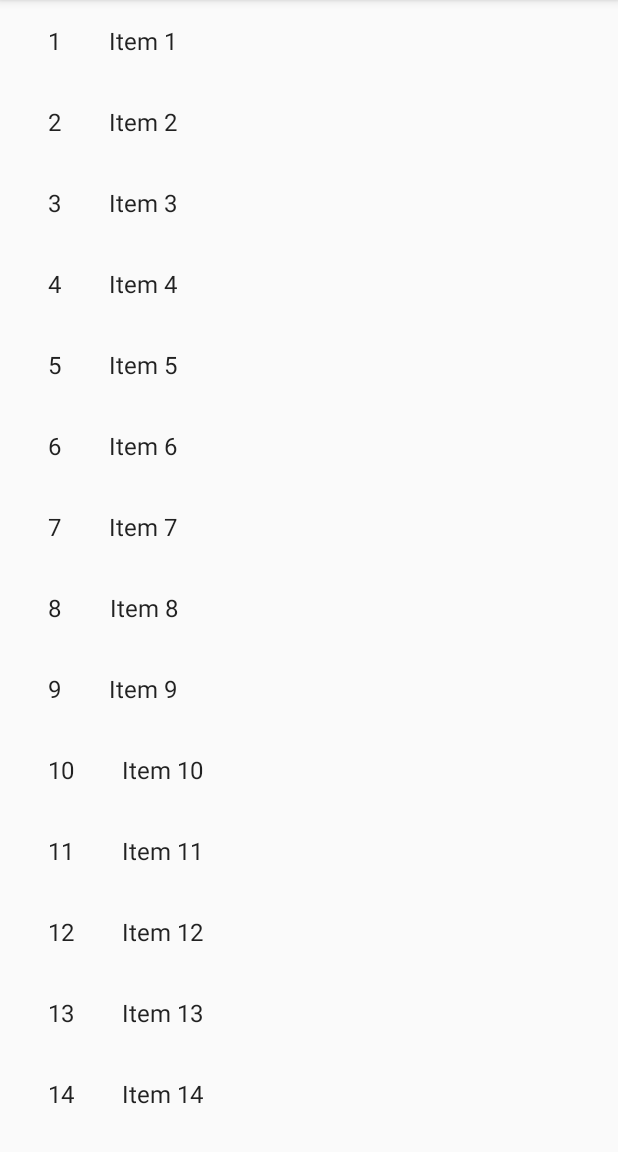
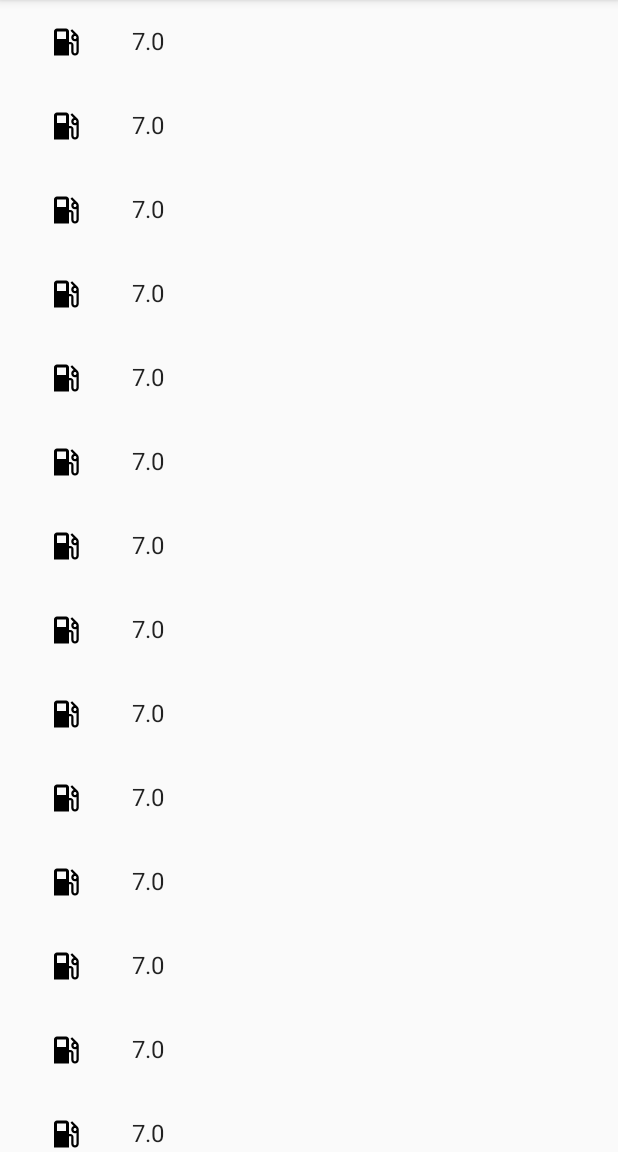
Before and after one commit to NotHamlet/Shannon-sGasTracker, an Android app: the screen it shows after launch (MainActivity), on a phone screen of 412 x 824 dp, the part 84-1236 px from its top. Run offline under Robolectric (Android 15) with nearby library versions, the light colour scheme and no system bars.

Commit message:
Added GasEntry class and some basic formatting for GasEntry views
Also updated DummyContent to provide a list of dummy GasEntries for UI
testing

```diff
--- /dev/null
+++ b/app/src/main/java/edu/auburn/eng/csse/comp3710/idklol/shannonsgastracker/GasEntry.java
@@ -0,0 +1,58 @@
+package edu.auburn.eng.csse.comp3710.idklol.shannonsgastracker;
+
+import java.util.Date;
+import java.util.Random;
+import java.util.UUID;
+
+/**
+ * Created by stephen on 4/27/16.
+ */
+public class GasEntry implements LogEntry {
+
+    private Date mDate = new Date();
+    private double mGallons;
+    private double mPrice;
+    String id = UUID.randomUUID().toString();
+
+        public GasEntry() {
+        mGallons = 0;
+        mPrice = 0;
+    }
+
+    public static GasEntry randomEntry() {
+        GasEntry newEntry = new GasEntry();
+        Random rand = new Random();
+        newEntry.mPrice = ((double)(50+rand.nextInt(200)))/100;
+        newEntry.mGallons = (1+rand.nextInt(149))/10;
+        return newEntry;
+    }
+
+    public Date getDate() {
+        return mDate;
+    }
+
+    public void setDate(Date date) {
+        mDate = date;
+    }
+
+    public double getPrice() {
+        return mPrice;
+    }
+
+    public void setPrice(double price) {
+        mPrice = price;
+    }
+
+    public double getGallons() {
+        return mGallons;
+    }
+
+    public void setGallons(double gallons) {
+        mGallons = gallons;
+    }
+
+    @Override
+    public String getID() {
+        return id;
+    }
+}
--- /dev/null
+++ b/app/src/main/java/edu/auburn/eng/csse/comp3710/idklol/shannonsgastracker/LogEntry.java
@@ -0,0 +1,12 @@
+package edu.auburn.eng.csse.comp3710.idklol.shannonsgastracker;
+
+/**
+ * Created by stephen on 4/27/16.
+ */
+
+/**
+ * Marker Interface indicating status as a Service Log Entry
+ */
+public interface LogEntry {
+    String getID();
+}
--- a/app/src/main/java/edu/auburn/eng/csse/comp3710/idklol/shannonsgastracker/MainActivity.java
+++ b/app/src/main/java/edu/auburn/eng/csse/comp3710/idklol/shannonsgastracker/MainActivity.java
@@ -28,11 +28,11 @@ public class MainActivity extends AppCompatActivity implements ServiceEntryListF
     public boolean onCreateOptionsMenu(Menu menu) {
         MenuInflater inflater = getMenuInflater();
         inflater.inflate(R.menu.main, menu);
-        return super.onCreateOptionsMenu(menu);
+        return true;
     }
 
     @Override
-    public void onListFragmentInteraction(DummyContent.DummyItem item) {
+    public void onListFragmentInteraction(LogEntry item) {
         // Do nothing
     }
 }
--- a/app/src/main/java/edu/auburn/eng/csse/comp3710/idklol/shannonsgastracker/ServiceEntryListFragment.java
+++ b/app/src/main/java/edu/auburn/eng/csse/comp3710/idklol/shannonsgastracker/ServiceEntryListFragment.java
@@ -41,6 +41,7 @@ public class ServiceEntryListFragment extends Fragment {
     public static ServiceEntryListFragment newInstance() {
         ServiceEntryListFragment fragment = new ServiceEntryListFragment();
         Bundle args = new Bundle();
+        args.putInt(ARG_COLUMN_COUNT,1);
         fragment.setArguments(args);
         return fragment;
     }
@@ -103,6 +104,6 @@ public class ServiceEntryListFragment extends Fragment {
      */
     public interface OnListFragmentInteractionListener {
         // TODO: Update argument type and name
-        void onListFragmentInteraction(DummyItem item);
+        void onListFragmentInteraction(LogEntry item);
     }
 }
--- a/app/src/main/java/edu/auburn/eng/csse/comp3710/idklol/shannonsgastracker/ServiceEntryRecyclerViewAdapter.java
+++ b/app/src/main/java/edu/auburn/eng/csse/comp3710/idklol/shannonsgastracker/ServiceEntryRecyclerViewAdapter.java
@@ -18,26 +18,51 @@ import java.util.List;
  */
 public class ServiceEntryRecyclerViewAdapter extends RecyclerView.Adapter<ServiceEntryRecyclerViewAdapter.ViewHolder> {
 
-    private final List<DummyItem> mValues;
+    private static final int GAS_ENTRY_VIEWTYPE = 1;
+    private final List<LogEntry> mValues;
     private final OnListFragmentInteractionListener mListener;
 
-    public ServiceEntryRecyclerViewAdapter(List<DummyItem> items, OnListFragmentInteractionListener listener) {
+    public ServiceEntryRecyclerViewAdapter(List<LogEntry> items, OnListFragmentInteractionListener listener) {
         mValues = items;
         mListener = listener;
     }
 
     @Override
+    public int getItemViewType(int position) {
+        if (mValues.get(position) instanceof  GasEntry) {
+            return GAS_ENTRY_VIEWTYPE;
+        }
+
+        return super.getItemViewType(position);
+    }
+
+    @Override
     public ViewHolder onCreateViewHolder(ViewGroup parent, int viewType) {
-        View view = LayoutInflater.from(parent.getContext())
-                .inflate(R.layout.fragment_serviceentry, parent, false);
-        return new ViewHolder(view);
+        View view;
+        switch (viewType) {
+            case GAS_ENTRY_VIEWTYPE:
+                view = LayoutInflater.from(parent.getContext()).
+                        inflate(R.layout.fragment_gasentry, parent, false);
+                return new ViewHolder(view);
+            default:
+                view = LayoutInflater.from(parent.getContext())
+                        .inflate(R.layout.fragment_serviceentry, parent, false);
+                return new ViewHolder(view);
+
+        }
     }
 
     @Override
     public void onBindViewHolder(final ViewHolder holder, int position) {
         holder.mItem = mValues.get(position);
-        holder.mIdView.setText(mValues.get(position).id);
-        holder.mContentView.setText(mValues.get(position).content);
+        View holderView = holder.mView;
+        int viewType = getItemViewType(position);
+        switch (viewType) {
+            case GAS_ENTRY_VIEWTYPE:
+                GasEntry gasEntry = (GasEntry)(holder.mItem);
+                ((TextView)(holderView.findViewById(R.id.content))).setText(String.valueOf(gasEntry.getGallons()));
+                break;
+        }
 
         holder.mView.setOnClickListener(new View.OnClickListener() {
             @Override
@@ -58,20 +83,16 @@ public class ServiceEntryRecyclerViewAdapter extends RecyclerView.Adapter<Servic
 
     public class ViewHolder extends RecyclerView.ViewHolder {
         public final View mView;
-        public final TextView mIdView;
-        public final TextView mContentView;
-        public DummyItem mItem;
+        public LogEntry mItem;
 
         public ViewHolder(View view) {
             super(view);
             mView = view;
-            mIdView = (TextView) view.findViewById(R.id.id);
-            mContentView = (TextView) view.findViewById(R.id.content);
         }
 
         @Override
         public String toString() {
-            return super.toString() + " '" + mContentView.getText() + "'";
+            return super.toString() + " '" + mItem.toString() + "'";
         }
     }
 }
--- a/app/src/main/java/edu/auburn/eng/csse/comp3710/idklol/shannonsgastracker/dummy/DummyContent.java
+++ b/app/src/main/java/edu/auburn/eng/csse/comp3710/idklol/shannonsgastracker/dummy/DummyContent.java
@@ -4,6 +4,9 @@ import java.util.ArrayList;
 import java.util.HashMap;
 import java.util.List;
 import java.util.Map;
+
+import edu.auburn.eng.csse.comp3710.idklol.shannonsgastracker.GasEntry;
+import edu.auburn.eng.csse.comp3710.idklol.shannonsgastracker.LogEntry;
 
 /**
  * Helper class for providing sample content for user interfaces created by
@@ -16,25 +19,25 @@ public class DummyContent {
     /**
      * An array of sample (dummy) items.
      */
-    public static final List<DummyItem> ITEMS = new ArrayList<DummyItem>();
+    public static final List<LogEntry> ITEMS = new ArrayList<>();
 
     /**
      * A map of sample (dummy) items, by ID.
      */
-    public static final Map<String, DummyItem> ITEM_MAP = new HashMap<String, DummyItem>();
+    public static final Map<String, LogEntry> ITEM_MAP = new HashMap<String, LogEntry>();
 
     private static final int COUNT = 25;
 
     static {
         // Add some sample items.
         for (int i = 1; i <= COUNT; i++) {
-            addItem(createDummyItem(i));
+            addItem(GasEntry.randomEntry());
         }
     }
 
-    private static void addItem(DummyItem item) {
+    private static void addItem(LogEntry item) {
         ITEMS.add(item);
-        ITEM_MAP.put(item.id, item);
+        ITEM_MAP.put(item.getID(), item);
     }
 
     private static DummyItem createDummyItem(int position) {
--- /dev/null
+++ b/app/src/main/res/layout/fragment_gasentry.xml
@@ -0,0 +1,21 @@
+<?xml version="1.0" encoding="utf-8"?>
+<LinearLayout xmlns:android="http://schemas.android.com/apk/res/android"
+              android:layout_width="wrap_content"
+              android:layout_height="wrap_content"
+              android:orientation="horizontal">
+
+    <ImageView
+        android:id="@+id/icon"
+        android:layout_width="wrap_content"
+        android:layout_height="wrap_content"
+        android:layout_margin="@dimen/text_margin"
+        android:src="@drawable/ic_local_gas_station_24dp"
+        android:textAppearance="?attr/textAppearanceListItem"/>
+
+    <TextView
+        android:id="@+id/content"
+        android:layout_width="wrap_content"
+        android:layout_height="wrap_content"
+        android:layout_margin="@dimen/text_margin"
+        android:textAppearance="?attr/textAppearanceListItem"/>
+</LinearLayout>
```
